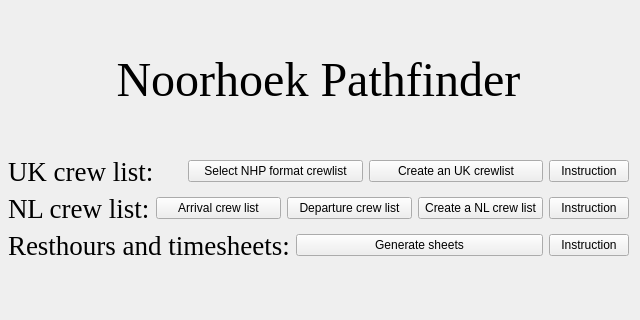
Above: Widget_NHP.ui from The-Maniak/Noordhoek_Pathfinder before the change. Below: the same form after it.
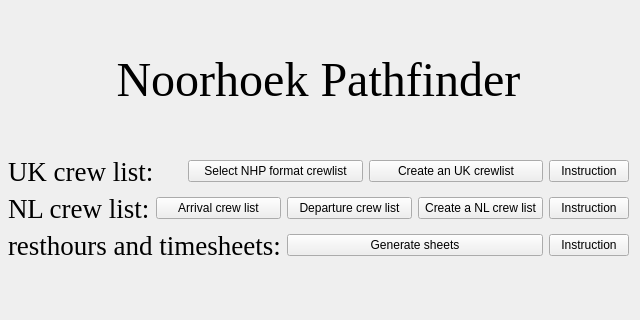
That is the form after the change.

```diff
--- a/Widget_NHP.ui
+++ b/Widget_NHP.ui
@@ -205,7 +205,7 @@
          </font>
         </property>
         <property name="text">
-         <string>Resthours and timesheets:</string>
+         <string>resthours and timesheets:</string>
         </property>
        </widget>
       </item>
```
